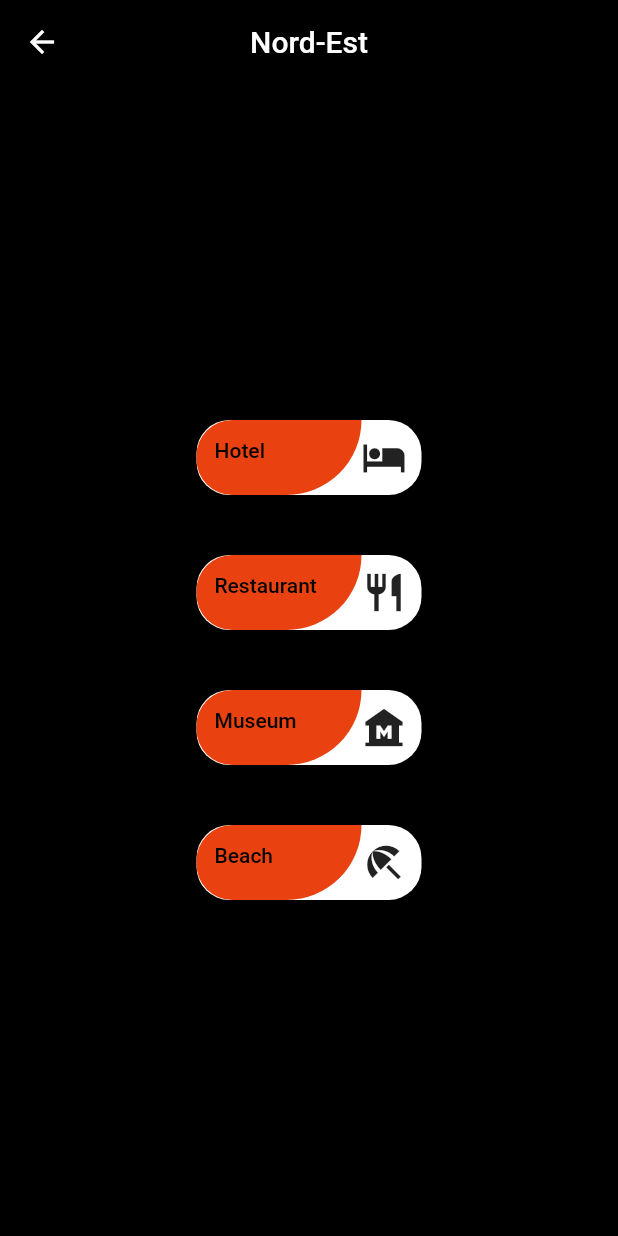
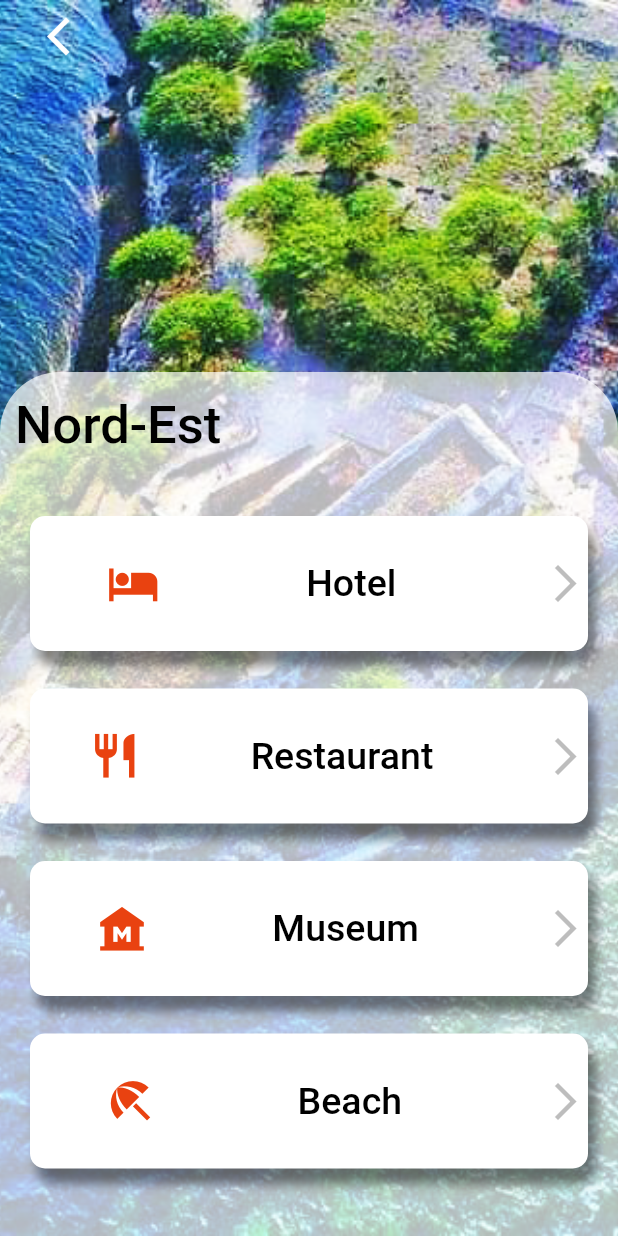
Before and after one commit to Roose48/App_ChillHT, a Flutter app: the States screen opened directly, after a tap on "Nord-Est", on a phone screen of 412 x 824 dp. Run offline on Flutter 3.47's test engine with Material 2 defaults, Android fonts, the phone set to English and light mode, and no system bars; our stand-ins replace cloud_firestore, file_picker, firebase_core, firebase_storage, scroll_snap_list; accounts and stored records are empty.

Commit message:
places design

```diff
--- a/lib/pages/description.dart
+++ b/lib/pages/description.dart
@@ -1,7 +1,6 @@
 import 'package:firebase_storage/firebase_storage.dart';
 import 'package:flutter/material.dart';
 import 'package:app/pages/data.dart';
-import 'package:app/pages/display_data.dart';
 
 class FirestoreImageDisplay extends StatefulWidget {
   final data place;
--- a/lib/pages/display_data.dart
+++ b/lib/pages/display_data.dart
@@ -1,6 +1,4 @@
 import 'dart:convert';
-import 'dart:ffi';
-import 'dart:math';
 
 import 'package:app/pages/data.dart';
 import 'package:flutter/material.dart';
@@ -9,16 +7,17 @@ import 'package:app/pages/display_data.dart';
 import 'description.dart';
 
 class Display_Data extends StatefulWidget {
-  final String name_dp;
+  final String deptName;
   final String type;
 
-  const Display_Data({super.key, required this.name_dp, required this.type});
+  const Display_Data({super.key, required this.deptName, required this.type});
 
   @override
   _Display_DataState createState() => _Display_DataState();
 }
 
 class _Display_DataState extends State<Display_Data> {
+
   Future<List<data>> getData() async {
     String jsonData = await DefaultAssetBundle.of(context)
         .loadString("assets/data/data.json");
@@ -41,28 +40,28 @@ class _Display_DataState extends State<Display_Data> {
         future: getData(),
         builder: (context, snapshot) {
           if (snapshot.hasData) {
-            //debugPrint(widget.name_dp);
+            //debugPrint(widget.deptName);
             //debugPrint(widget.type);
 
-            if (widget.name_dp == 'Ouest') {
+            if (widget.deptName == 'Ouest') {
               id = 1;
-            } else if (widget.name_dp == 'Sud-Est') {
+            } else if (widget.deptName == 'Sud-Est') {
               id = 2;
-            } else if (widget.name_dp == 'Nord') {
+            } else if (widget.deptName == 'Nord') {
               id = 3;
-            } else if (widget.name_dp == 'Nord-Est') {
+            } else if (widget.deptName == 'Nord-Est') {
               id = 4;
-            } else if (widget.name_dp == 'Artibonite') {
+            } else if (widget.deptName == 'Artibonite') {
               id = 5;
-            } else if (widget.name_dp == 'Centre') {
+            } else if (widget.deptName == 'Centre') {
               id = 6;
-            } else if (widget.name_dp == 'Sud') {
+            } else if (widget.deptName == 'Sud') {
               id = 7;
-            } else if (widget.name_dp == 'GrandAnse') {
+            } else if (widget.deptName == 'GrandAnse') {
               id = 8;
-            } else if (widget.name_dp == 'Nord-Ouest') {
+            } else if (widget.deptName == 'Nord-Ouest') {
               id = 9;
-            } else if (widget.name_dp == 'Nippes') {
+            } else if (widget.deptName == 'Nippes') {
               id = 10;
             } else {
               id = -1;
--- a/lib/pages/places.dart
+++ b/lib/pages/places.dart
@@ -1,100 +1,186 @@
 import 'package:app/pages/display_data.dart';
-import 'package:app/pages/homepage.dart';
 import 'package:app/pages/states.dart';
 import 'package:flutter/material.dart';
-import 'package:app/pages/description.dart';
 
 
 class Places extends StatelessWidget {
   final String name;
+  final String imagePath;
 
-  const Places({super.key, required this.name});
+  const Places({super.key, required this.name, required this.imagePath});
 
   @override
   Widget build(BuildContext context) {
     return Scaffold(
-      appBar: AppBar(
-        centerTitle: true,
-        backgroundColor: Colors.black,
-
-        title: Text(
+      body: Container(
+        decoration: BoxDecoration(
+            image: DecorationImage(
+              image: AssetImage(
+                imagePath
+                ),
+              fit: BoxFit.cover,
+            ),
+        ),
+        child:SafeArea(
+          child: Column(
+            mainAxisAlignment: MainAxisAlignment.center,
+            children: [
+              Container(
+                alignment: Alignment.topLeft,
+                padding: const EdgeInsets.fromLTRB(15.0, 0, 0, 200.0),
+                child: IconButton(
+                  onPressed: () {
+                    Navigator.push(
+                      context,
+                      MaterialPageRoute(builder: (context) => States()),
+                    );
+                  },
+                  icon: const Icon(
+                    Icons.arrow_back_ios_new,
+                    size: 30.0,
+                    color: Colors.white,
+                  ),
+                ),
+              ),
+              Expanded(
+                flex: 2,
+                child: Container(
+                  padding: const EdgeInsets.fromLTRB(10.0, 15.0, 10.0, 0),
+                  decoration: const BoxDecoration(
+                    color: Colors.white70,
+                    borderRadius: BorderRadius.only(
+                      topLeft: Radius.circular(40.0),
+                      topRight: Radius.circular(40.0),
+                    ),
+                  ),
+                  child: ListView(
+                    children: [
+                      Text(
                         name,
-
-          style: Theme.of(context).textTheme.titleLarge?.copyWith(
-            color: Colors.white ),
-
+                        style: const TextStyle(
+                          fontSize: 35,
+                          fontWeight: FontWeight.w500,
+                          color: Colors.black
                         ),
                       ),
 
-      body: Container(
-        color: Colors.black,
-        child:Center(
-        child: Column(
-          mainAxisAlignment: MainAxisAlignment.center,
-          children: [
+                      const SizedBox(
+                        height: 30.0,
+                      ),
 
-            buildButton(context, 'Hotel', Icons.hotel, Color.fromARGB(255, 233, 66, 16), 'Hotel'
+                      buildButton(
+                        context,
+                        'Hotel',
+                        Icons.hotel,
+                        'Hotel'
                       ),
-            const SizedBox(height:40),
 
-            buildButton(context, 'Restaurant', Icons.restaurant, Color.fromARGB(255, 233, 66, 16), 'Restaurant'),
-            const SizedBox(height: 40),
+                      const SizedBox(
+                        height: 5
+                      ),
 
-            buildButton(context, 'Museum', Icons.museum, const Color.fromARGB(255, 233, 66, 16),'Museum'),
-            const SizedBox(height: 40),
+                      buildButton(
+                        context,
+                        'Restaurant',
+                        Icons.restaurant,
+                        'Restaurant'
+                      ),
 
-            buildButton(context, 'Beach', Icons.beach_access, const Color.fromARGB(255, 233, 66, 16),'Beach'),
+                      const SizedBox(
+                        height: 5
+                      ),
+
+                      buildButton(
+                        context,
+                        'Museum',
+                        Icons.museum,
+                        'Museum'
+                      ),
+
+                      const SizedBox(
+                        height: 5
+                      ),
+
+                      buildButton(
+                        context,
+                        'Beach',
+                        Icons.beach_access,
+                        'Beach'
+                      ),
                     ],
                   ),
                 ),
-      )
+              ),
+            ],
+          ),
+        ),
+      ),
     );
   }
 
   Widget buildButton(
-      BuildContext context, String text, IconData iconData, Color color, String type) {
+    BuildContext context,
+    String text,
+    IconData iconData,
+    String type
+    ) {
+
     return GestureDetector(
        onTap: () => Navigator.push(
         context,
-        MaterialPageRoute(builder: (context) => Display_Data(name_dp: name, type: type ,)),
+        MaterialPageRoute(builder: (context) => Display_Data(deptName: name, type: type)),
       ),
 
       child: Container(
-        width: 150.0,
+        margin: const EdgeInsets.all(10.0),
+        height: 90.0,
+        width: MediaQuery.of(context).size.width,
         decoration: BoxDecoration(
           boxShadow: const [
             BoxShadow(
-                  offset: Offset(0.0, 20.0),
-                  blurRadius: 30.0,
-                  color: Colors.black)
+              offset: Offset(5.0, 10.0),
+              blurRadius: 5.0,
+              color: Colors.black45
+            ),
           ],
           color: Colors.white,
-            borderRadius: BorderRadius.circular(22.0)),
-        child: Row(children: <Widget>[
-          Container(
-            height: 50.0,
-            width: 110.0,
-            padding:
-                const EdgeInsets.symmetric(vertical: 12.0, horizontal: 12.0),
-            decoration: BoxDecoration(
-                color: color,
-                borderRadius: const BorderRadius.only(
-                    bottomLeft: Radius.circular(95.0),
-                    topLeft: Radius.circular(95.0),
-                    bottomRight: Radius.circular(200.0))),
-            child: Text(
-              text,
-              style: Theme.of(context)
-                  .textTheme
-                  .labelLarge
-                  ?.apply(color: Colors.black),
+          borderRadius: BorderRadius.circular(10.0),
         ),
+        child: Row(
+          mainAxisAlignment: MainAxisAlignment.spaceBetween,
+          children: [
+            const SizedBox(
+              width: 5.0,
             ),
             Icon(
               iconData,
+              size: 35.0,
+              color: const Color.fromARGB(255, 233, 66, 16),
+            ),
+            const SizedBox(
+              width: 5.0,
+            ),
+            Text(
+                text,
+                style: const TextStyle(
+                  fontSize: 25,
+                  fontWeight: FontWeight.w500,
+                  color: Colors.black
+                ),
+              ),
+            const SizedBox(
+              width: 5.0,
+            ),
+            Container(
+              alignment: Alignment.centerRight,
+              child: const Icon(
+                Icons.arrow_forward_ios,
                 size: 30.0,
-          )
-        ]),
+                color: Colors.black26,
+              ),
+            ),
+          ]
+        ),
       ),
     );
   }
--- a/lib/pages/states.dart
+++ b/lib/pages/states.dart
@@ -35,7 +35,7 @@ class _StatesState extends State<States> {
     onTap: ()  => Navigator.push(
         context,
         MaterialPageRoute(
-          builder: (context) =>  Places(name: dept.name),
+          builder: (context) =>  Places(name: dept.name, imagePath: dept.imagePath),
         ),
       ),
 
@@ -49,7 +49,7 @@ class _StatesState extends State<States> {
                 ),
               fit: BoxFit.cover,
             ),
-            borderRadius: BorderRadius.all(
+            borderRadius: const BorderRadius.all(
               Radius.circular(10.0),
             ),
           ),
```
Lines whose indentation alone changed are shown as unchanged.
